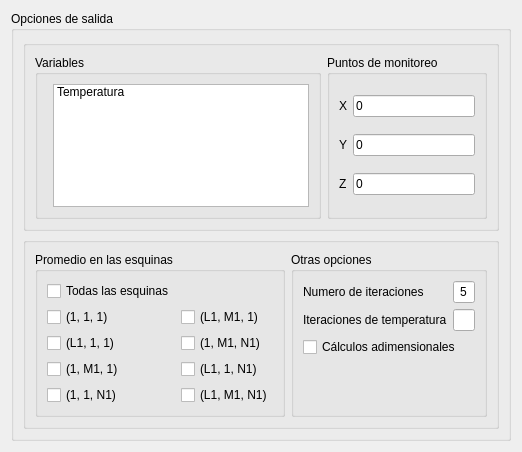
Qt form salida_window/ui/salida_window.ui (luisdavidrodm/PrePRODIC3D) before a commit.
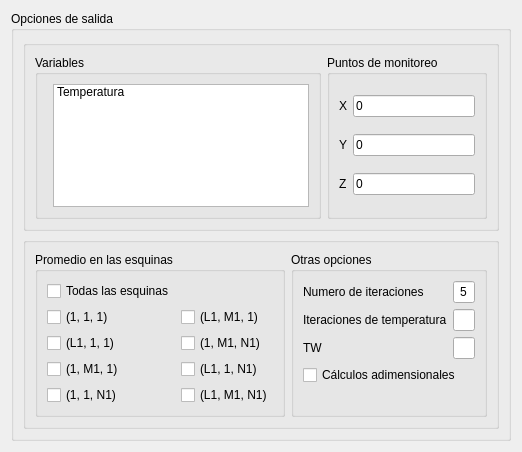
The same form after that commit.

What changed in the file:
```diff
--- a/salida_window/ui/salida_window.ui
+++ b/salida_window/ui/salida_window.ui
@@ -6,7 +6,7 @@
    <rect>
     <x>0</x>
     <y>0</y>
-    <width>520</width>
+    <width>521</width>
     <height>452</height>
    </rect>
   </property>
@@ -213,13 +213,23 @@
               </property>
              </widget>
             </item>
-            <item row="2" column="0" colspan="2">
+            <item row="3" column="0" colspan="2">
              <widget class="QCheckBox" name="chb_dimensionless">
               <property name="text">
                <string>Cálculos adimensionales</string>
               </property>
              </widget>
             </item>
+            <item row="2" column="0">
+             <widget class="QLabel" name="label_5">
+              <property name="text">
+               <string>TW</string>
+              </property>
+             </widget>
+            </item>
+            <item row="2" column="1">
+             <widget class="QLineEdit" name="le_tw"/>
+            </item>
            </layout>
           </widget>
          </item>
```
Left out of the diff: 70 changed lines with no effect on the pictures.
